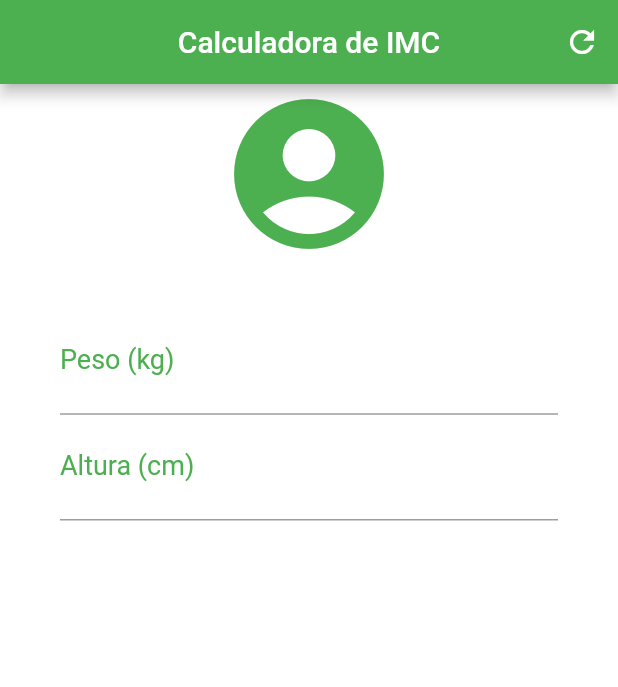
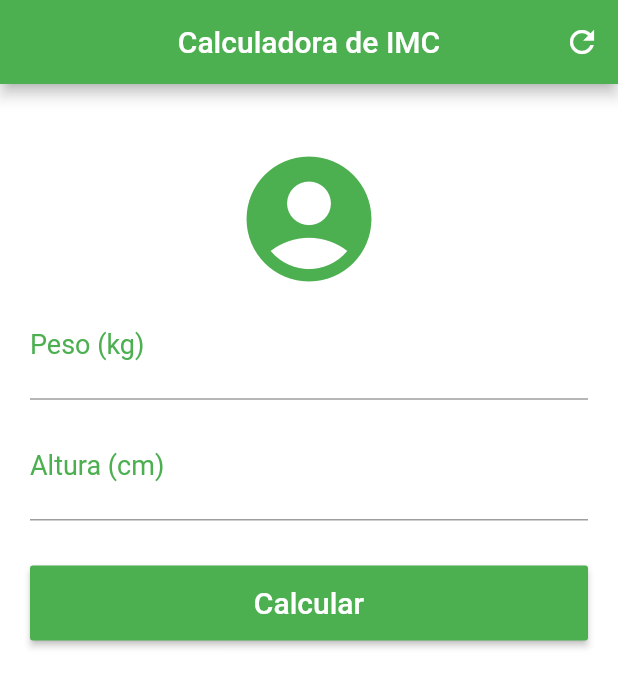
Before and after one commit to ViniciusPii/imc-app-flutter, a Flutter app: the screen it shows after launch, on a phone screen of 412 x 824 dp. Shown: the top 687 px of the screen. Run offline on Flutter 3.47's test engine with Material 2 defaults, Android fonts, the phone set to English and light mode, and no system bars.

Commit message:
Finalização do Layout

```diff
--- a/lib/main.dart
+++ b/lib/main.dart
@@ -31,20 +31,21 @@ class _HomeState extends State<Home> {
         ],
       ),
       backgroundColor: Colors.white,
-      body: Column(
+      body: SingleChildScrollView(
+        padding: EdgeInsets.symmetric(horizontal: 20),
+        child: Column(
+          mainAxisAlignment: MainAxisAlignment.center,
           crossAxisAlignment: CrossAxisAlignment.stretch,
           children: <Widget>[
             Padding(
-            padding: EdgeInsets.only(bottom: 30),
+              padding: EdgeInsets.only(top: 40),
               child: Icon(
                 Icons.account_circle,
                 color: Colors.green,
-              size: 120,
+                size: 100,
               ),
             ),
-          Padding(
-            padding: EdgeInsets.symmetric(horizontal: 40),
-            child: TextField(
+            TextField(
               decoration: InputDecoration(
                   labelText: "Peso (kg)",
                   labelStyle: TextStyle(
@@ -56,9 +57,8 @@ class _HomeState extends State<Home> {
                 fontSize: 25,
               ),
             ),
-          ),
             Padding(
-            padding: EdgeInsets.symmetric(horizontal: 40),
+              padding: EdgeInsets.only(top: 10),
               child: TextField(
                 decoration: InputDecoration(
                     labelText: "Altura (cm)",
@@ -72,7 +72,25 @@ class _HomeState extends State<Home> {
                 ),
               ),
             ),
+            Padding(
+              padding: EdgeInsets.only(top: 30),
+              child: Container(
+                height: 50,
+                child: RaisedButton(
+                  onPressed: () {},
+                  color: Colors.green,
+                  child: Text(
+                    "Calcular",
+                    style: TextStyle(
+                      color: Colors.white,
+                      fontSize: 20,
+                    ),
+                  ),
+                ),
+              ),
+            ),
           ],
+        ),
       ),
     );
   }
```
Lines whose indentation alone changed are shown as unchanged.
